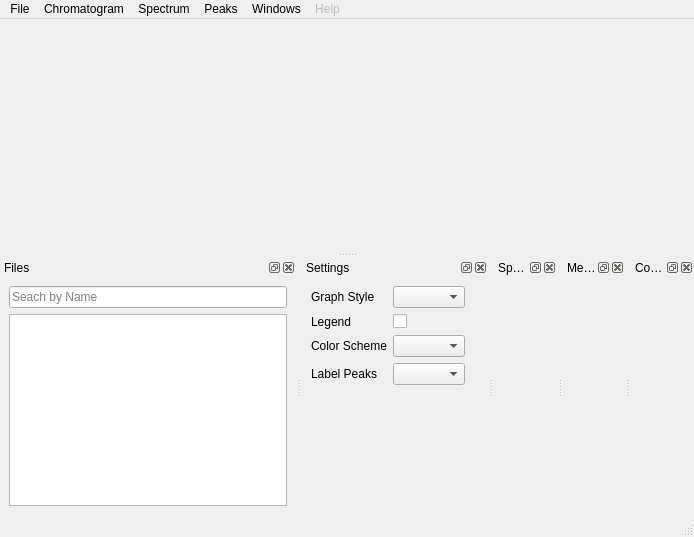
Qt form aston/ui/aston.ui (bovee/Aston) before a commit.
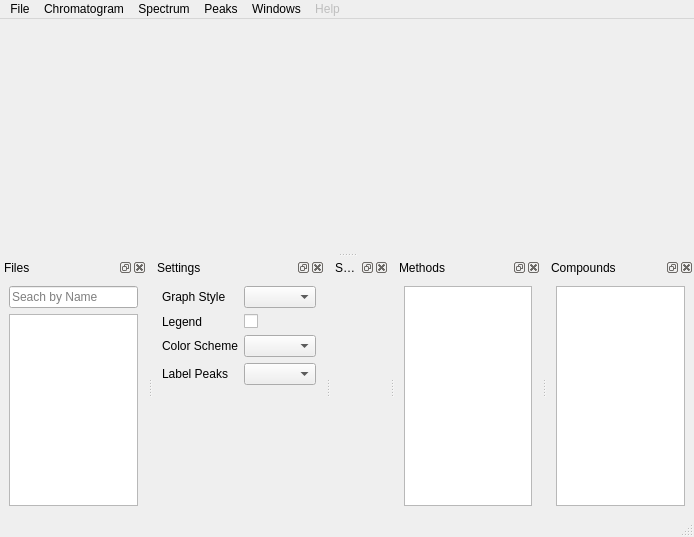
The same form after that commit.

Commit message: Added automatic peak fitting. Preliminary work on Compound table. Preliminary support for storing default directories/databases in settings.ini.

Patch:
```diff
--- a/aston/ui/aston.ui
+++ b/aston/ui/aston.ui
@@ -228,7 +228,13 @@
    <attribute name="dockWidgetArea">
     <number>8</number>
    </attribute>
-   <widget class="QWidget" name="dockWidgetContents_2"/>
+   <widget class="QWidget" name="dockWidgetContents_2">
+    <layout class="QVBoxLayout" name="verticalLayout_2">
+     <item>
+      <widget class="QTreeView" name="methodTreeView"/>
+     </item>
+    </layout>
+   </widget>
   </widget>
   <widget class="QDockWidget" name="compoundDockWidget">
    <property name="windowTitle">
@@ -237,7 +243,13 @@
    <attribute name="dockWidgetArea">
     <number>8</number>
    </attribute>
-   <widget class="QWidget" name="dockWidgetContents_6"/>
+   <widget class="QWidget" name="dockWidgetContents_6">
+    <layout class="QVBoxLayout" name="verticalLayout_3">
+     <item>
+      <widget class="QTreeView" name="compoundTreeView"/>
+     </item>
+    </layout>
+   </widget>
   </widget>
   <action name="actionOpen">
    <property name="text">
```
The commit also changes 11 other files.
